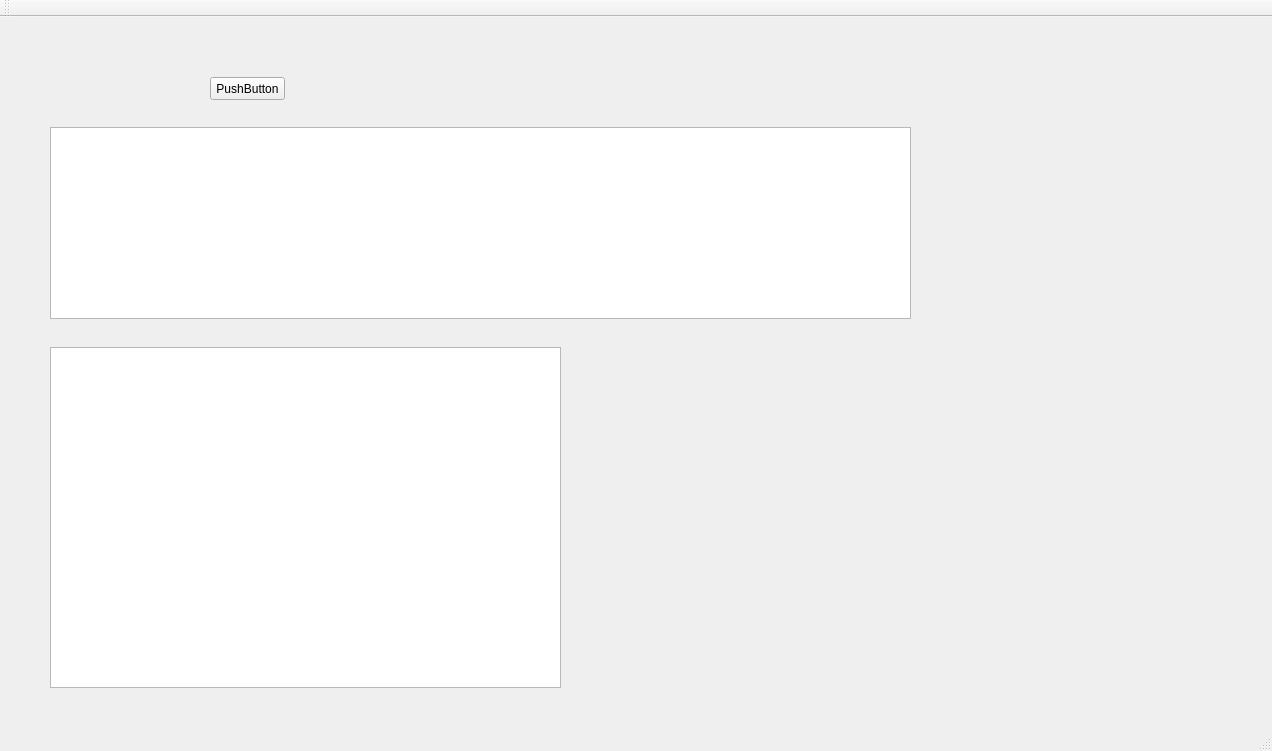
Above: TextsTool/TextsTool/mainwindow.ui from dmitrytyurev/HomeProjects before the change. Below: the same form after it.
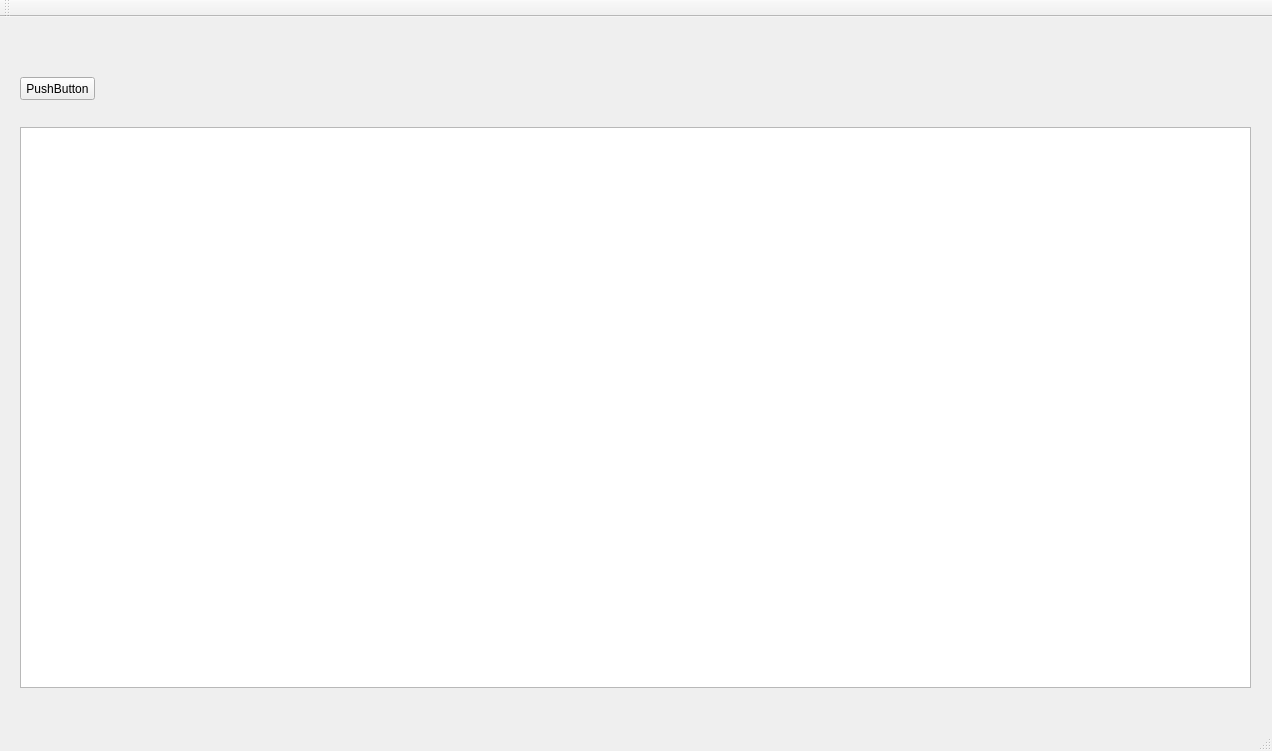
That is the form after the change.

Commit message: Тестирование

The edit to the form file:
```diff
--- a/TextsTool/TextsTool/mainwindow.ui
+++ b/TextsTool/TextsTool/mainwindow.ui
@@ -17,7 +17,7 @@
    <widget class="QPushButton" name="pushButton">
     <property name="geometry">
      <rect>
-      <x>210</x>
+      <x>20</x>
       <y>60</y>
       <width>75</width>
       <height>23</height>
@@ -27,23 +27,13 @@
      <string>PushButton</string>
     </property>
    </widget>
-   <widget class="QTextEdit" name="textEdit">
-    <property name="geometry">
-     <rect>
-      <x>50</x>
-      <y>330</y>
-      <width>511</width>
-      <height>341</height>
-     </rect>
-    </property>
-   </widget>
    <widget class="QTableView" name="tableView">
     <property name="geometry">
      <rect>
-      <x>50</x>
+      <x>20</x>
       <y>110</y>
-      <width>861</width>
-      <height>192</height>
+      <width>1231</width>
+      <height>561</height>
      </rect>
     </property>
    </widget>
```
The commit also changes 2 other files.
